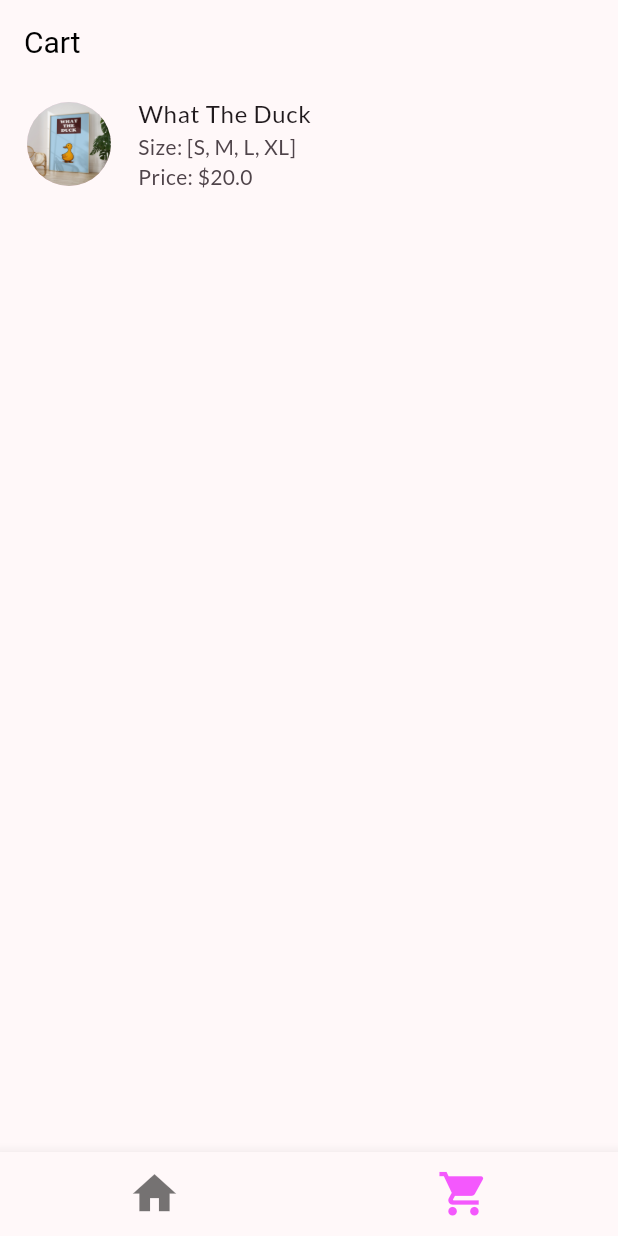
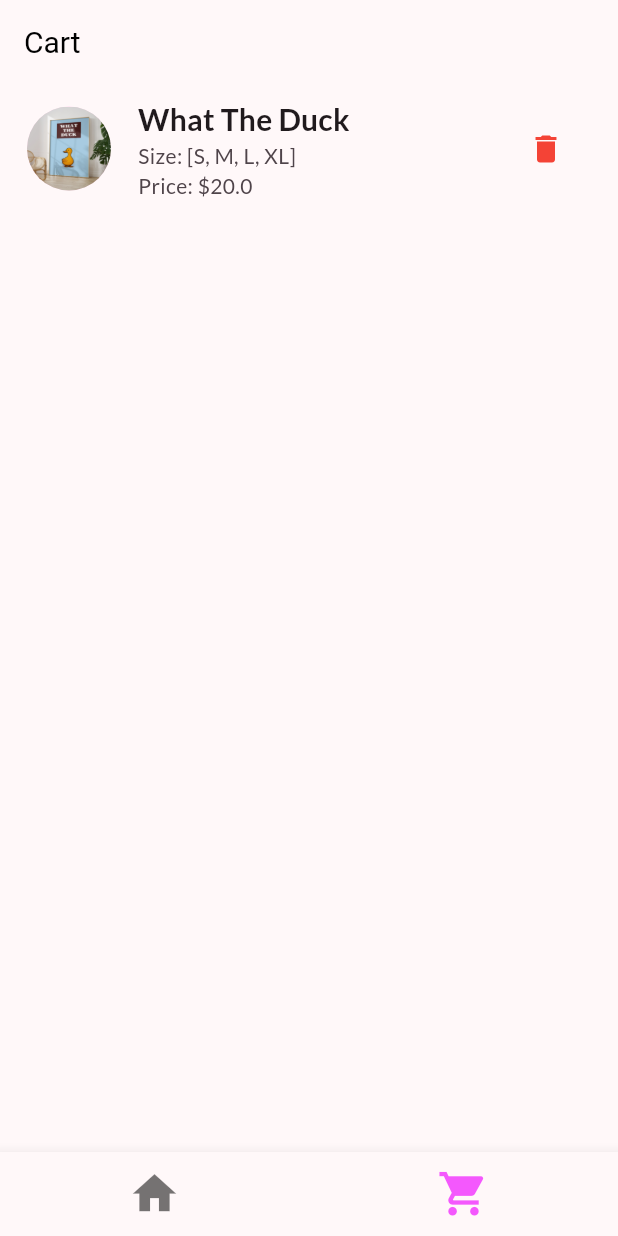
Before and after one commit to cnewtonharris/shoppingapp, a Flutter app: the screen it shows after launch, item 2 of the bottom bar chosen, on a phone screen of 412 x 824 dp. Run offline on Flutter 3.47's test engine with Material 3 defaults, Android fonts, the phone set to English and light mode, and no system bars.

Commit message:
provider dependency added, snack bar added to ensure user adds size when adding to cart. Cart provider page added

```diff
--- a/lib/cart_page.dart
+++ b/lib/cart_page.dart
@@ -1,11 +1,14 @@
 import 'package:flutter/material.dart';
-import 'package:shoppingapp/global_variables.dart';
+import 'package:provider/provider.dart';
+import 'cart_provider.dart';
+import 'global_variables.dart';
 
 class CartPage extends StatelessWidget {
   const CartPage({super.key});
 
   @override
   Widget build(BuildContext context) {
+      print(Provider.of<CartProvider>(context).cart);
     return Scaffold(
       appBar: AppBar(
         title: const Text('Cart'),
@@ -20,8 +23,14 @@ class CartPage extends StatelessWidget {
                 backgroundImage: AssetImage(cartItem['image'].toString()),
                 radius: 30,
               ),
+              trailing: IconButton(
+                  onPressed: (){},
+                  icon: const Icon(
+                      Icons.delete),
+                      color: Colors.red,
+              ),
               title: Text(
-                  cartItem['title'].toString()
+                  cartItem['title'].toString(), style: Theme.of(context).textTheme.titleMedium
               ),
               subtitle: Text('Size: ${cartItem['size']}' + '\n' + 'Price: \$${cartItem['price']}'),
             );
--- /dev/null
+++ b/lib/cart_provider.dart
@@ -0,0 +1,15 @@
+import 'package:flutter/cupertino.dart';
+
+class CartProvider extends ChangeNotifier{
+  final List<Map<String, dynamic>> cart = [];
+
+  void addProduct(Map<String, dynamic> product){
+    cart.add(product);
+    notifyListeners();
+  }
+
+  void removeProduct(Map<String, dynamic> product){
+    cart.remove(product);
+    notifyListeners();
+  }
+}
--- a/lib/main.dart
+++ b/lib/main.dart
@@ -1,4 +1,6 @@
 import 'package:flutter/material.dart';
+import 'package:provider/provider.dart';
+import 'package:shoppingapp/cart_provider.dart';
 import 'package:shoppingapp/home_page.dart';
 
 void main() {
@@ -11,7 +13,9 @@ class MyApp extends StatelessWidget {
   // This widget is the root of your application.
   @override
   Widget build(BuildContext context) {
-    return MaterialApp(
+    return ChangeNotifierProvider(
+      create: (context) => CartProvider(),
+      child: MaterialApp(
         title: 'Shopping App',
         theme: ThemeData(
           fontFamily: 'Lato',
@@ -59,6 +63,7 @@ class MyApp extends StatelessWidget {
         ),
         home: const HomePage(
         ),
+      ),
     );
   }
 }
--- a/pubspec.yaml
+++ b/pubspec.yaml
@@ -30,6 +30,7 @@ environment:
 dependencies:
   flutter:
     sdk: flutter
+  provider: ^6.1.2
 
 
   # The following adds the Cupertino Icons font to your application.
```
Also changed, not shown: lib/product_details_page.dart (+32 -6 lines), pubspec.lock. Lines whose indentation alone changed are shown as unchanged.
